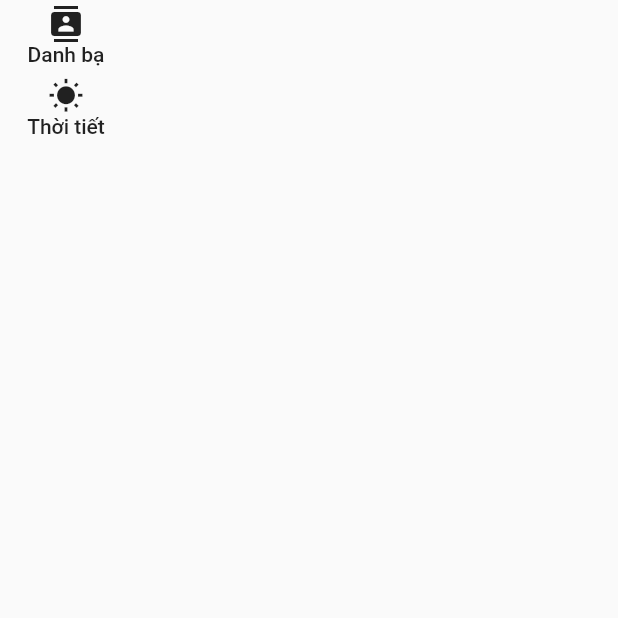
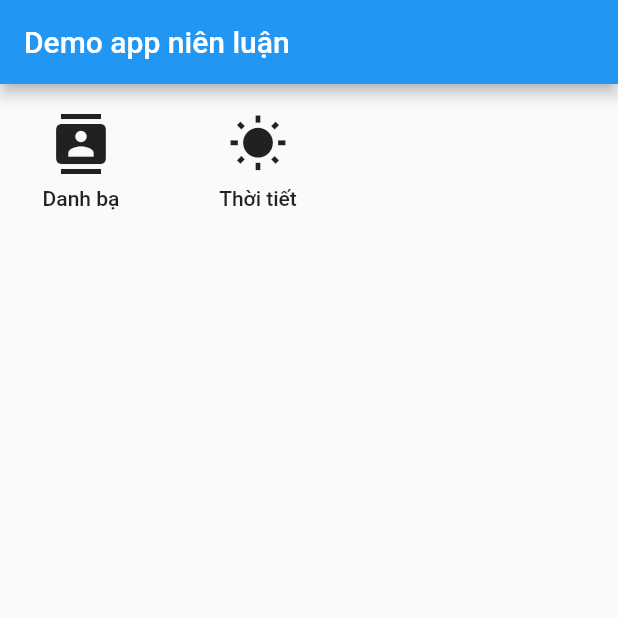
Before and after one commit to htbao-dev/nien-luan, a Flutter app: the screen it shows after launch, on a phone screen of 412 x 824 dp, the top half of it. Run offline on Flutter 3.47's test engine with Material 2 defaults, Android fonts, the phone set to English and light mode, and no system bars; our stand-ins replace contacts_service, fluttertoast, permission_handler, weather_icons; missing offline and left inert: call_log, flutter_phone_direct_caller.

Commit message:
style main sreen and weather app screen(submit to the teacher)

```diff
--- a/lib/main.dart
+++ b/lib/main.dart
@@ -26,14 +26,20 @@ class MyApp extends StatelessWidget {
     return MaterialApp(
         home: Builder(
       builder: (context) => Scaffold(
+        appBar: AppBar(
+          title: Text("Demo app niên luận"),
+        ),
         body: SafeArea(
-          child: Column(
+            child: Container(
+          padding: EdgeInsets.fromLTRB(10, 20, 10, 20),
+          child: Wrap(
+            spacing: 30,
             children: [
               createAppIcon(context, Icons.contacts, "Danh bạ", ContactApp()),
               createAppIcon(context, Icons.wb_sunny, "Thời tiết", WeatherApp())
             ],
           ),
-        ),
+        )),
       ),
     ));
   }
@@ -49,7 +55,16 @@ class MyApp extends StatelessWidget {
               ));
         },
         child: Column(
-          children: [Icon(IconData), Text(Title)],
+          children: [
+            Icon(
+              IconData,
+              size: 40,
+            ),
+            Container(
+              child: Text(Title),
+              margin: EdgeInsets.only(top: 8),
+            )
+          ],
         ));
   }
 }
--- a/pubspec.yaml
+++ b/pubspec.yaml
@@ -39,6 +39,7 @@ dependencies:
   provider: ^5.0.0
   fluttertoast: ^8.0.8
   http: ^0.13.3
+  weather_icons: ^3.0.0
 
   # The following adds the Cupertino Icons font to your application.
   # Use with the CupertinoIcons class for iOS style icons.
```
Also changed, not shown: lib/View/page/Weather/weather_app.dart (+71 -22 lines), pubspec.lock.
